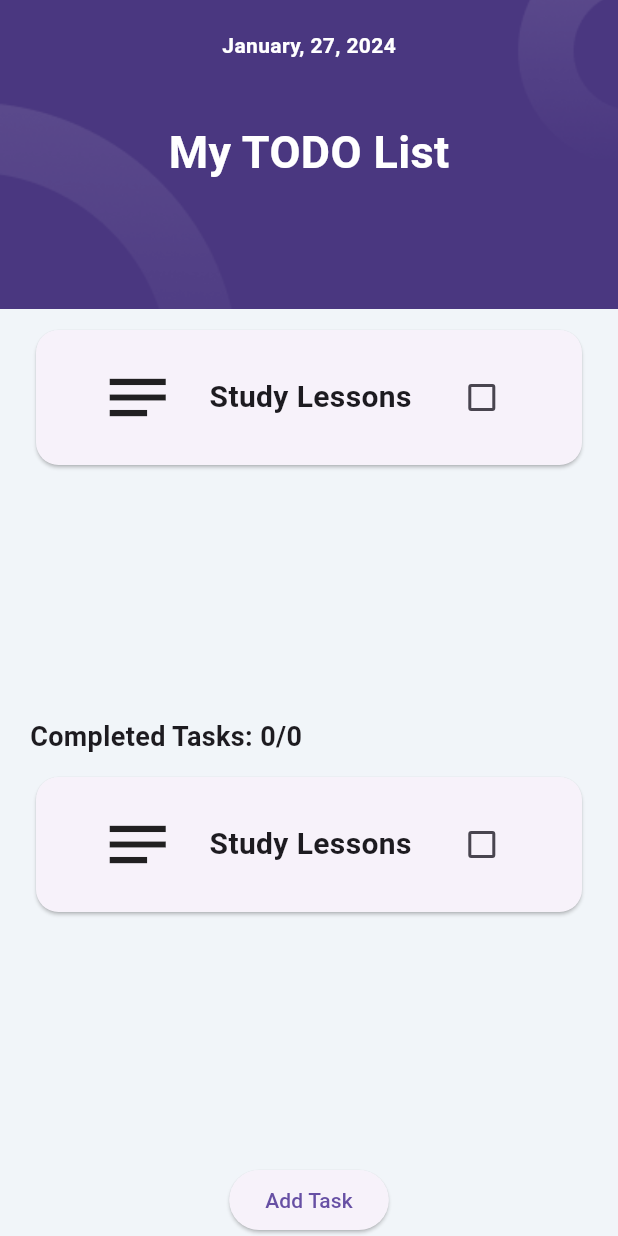
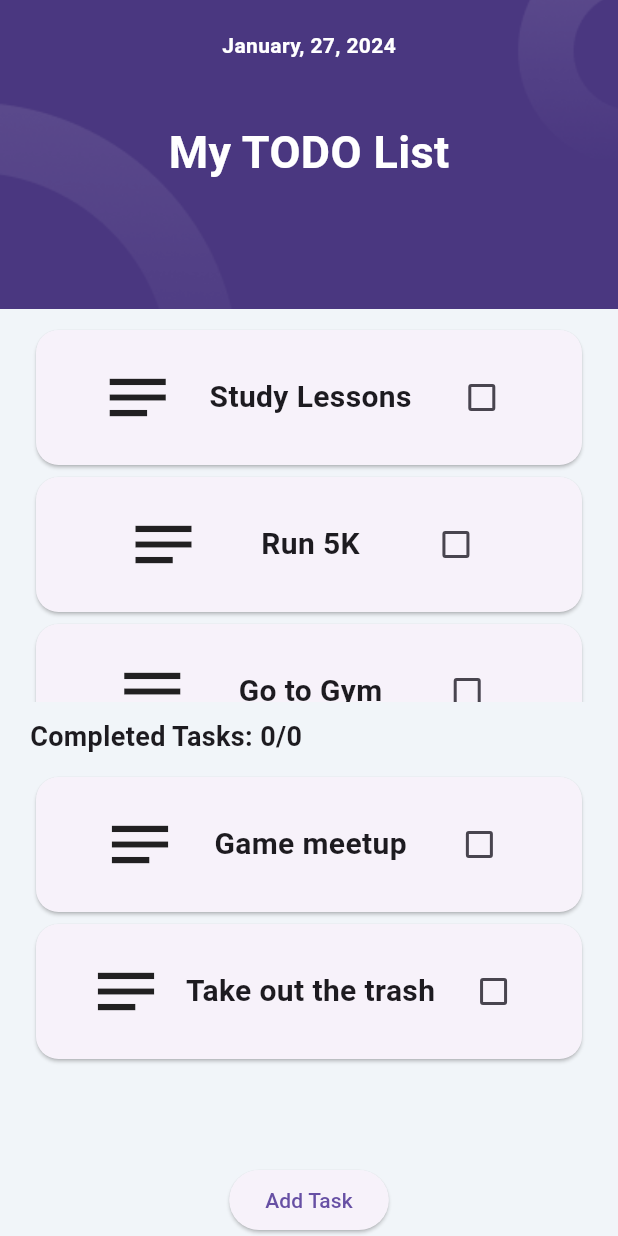
Before and after one commit to ArslanBaris/todo_app_flutter, a Flutter app: the screen it shows after launch, on a phone screen of 412 x 824 dp. Run offline on Flutter 3.47's test engine with Material 3 defaults, Android fonts, the phone set to English and light mode, and no system bars; our stand-ins replace hexcolor.

Commit message:
Custom widget and List Widget

```diff
--- a/lib/main.dart
+++ b/lib/main.dart
@@ -1,6 +1,7 @@
 import 'package:flutter/material.dart';
 import 'package:hexcolor/hexcolor.dart';
 import 'package:todo_app/constants/color.dart';
+import 'package:todo_app/todoItem.dart';
 
 void main() {
   runApp(const MyApp());
@@ -13,6 +14,8 @@ class MyApp extends StatefulWidget {
   State<MyApp> createState() => _MyAppState();
 }
 
+List<String> tasks = ["Study Lessons", "Run 5K", "Go to Gym"];
+List<String> completedTasks = ["Game meetup","Take out the trash"];
 class _MyAppState extends State<MyApp> {
   bool isChecked = false;
 
@@ -68,45 +71,15 @@ class _MyAppState extends State<MyApp> {
                 child: Padding(
                   padding: const EdgeInsets.fromLTRB(20.0, 10.0, 20.0, 10.0),
                   child: SingleChildScrollView(
-                    // to make the list scrollable
-                    child: Column(
-                      children: [
-                        Card(
-                          shape: RoundedRectangleBorder(
-                            // to make the card rounded
-                            borderRadius: BorderRadius.circular(15.0),
-                          ),
-                          child: Padding(
-                            padding: const EdgeInsets.all(20.0),
-                            child: Row(
-                                mainAxisAlignment:
-                                    MainAxisAlignment.spaceEvenly,
-                                children: [
-                                  const Icon(
-                                    Icons.notes_outlined,
-                                    size: 50,
-                                  ),
-                                  const Text(
-                                    "Study Lessons",
-                                    style: TextStyle(
-                                      fontWeight: FontWeight.bold,
-                                      fontSize: 20.0,
-                                    ),
-                                  ),
-                                  Checkbox(
-                                      value: isChecked,
-                                      onChanged: (value) => {
-                                            setState(() {
-                                              isChecked =
-                                                  value!; // ! means not null
-                                            })
-                                          })
-                                ]),
-                          ),
-                        ),
-                      ],
-                    ),
-                  ),
+                      // to make the list scrollable
+                      child: ListView.builder(
+                    primary: false,
+                    shrinkWrap: true,
+                    itemCount: tasks.length,
+                    itemBuilder: (context, index) {
+                      return TodoItem(title: tasks[index]);
+                    },
+                  )),
                 ),
               ),
               // COLUMN TITLE
@@ -128,42 +101,13 @@ class _MyAppState extends State<MyApp> {
                   padding: const EdgeInsets.fromLTRB(20.0, 10.0, 20.0, 10.0),
                   child: SingleChildScrollView(
                     // to make the list scrollable
-                    child: Column(
-                      children: [
-                        Card(
-                          shape: RoundedRectangleBorder(
-                            // to make the card rounded
-                            borderRadius: BorderRadius.circular(15.0),
-                          ),
-                          child: Padding(
-                            padding: const EdgeInsets.all(20.0),
-                            child: Row(
-                                mainAxisAlignment:
-                                    MainAxisAlignment.spaceEvenly,
-                                children: [
-                                  const Icon(
-                                    Icons.notes_outlined,
-                                    size: 50,
-                                  ),
-                                  const Text(
-                                    "Study Lessons",
-                                    style: TextStyle(
-                                      fontWeight: FontWeight.bold,
-                                      fontSize: 20.0,
-                                    ),
-                                  ),
-                                  Checkbox(
-                                      value: isChecked,
-                                      onChanged: (value) => {
-                                            setState(() {
-                                              isChecked =
-                                                  value!; // ! means not null
-                                            })
-                                          })
-                                ]),
-                          ),
-                        ),
-                      ],
+                    child: ListView.builder(
+                      primary: false,
+                      shrinkWrap: true,
+                      itemCount: completedTasks.length,
+                      itemBuilder: (context, index) {
+                        return TodoItem(title: completedTasks[index]);
+                      },
                     ),
                   ),
                 ),
--- /dev/null
+++ b/lib/todoItem.dart
@@ -0,0 +1,46 @@
+import 'package:flutter/material.dart';
+
+class TodoItem extends StatefulWidget {
+  const TodoItem({super.key, required this.title});
+  final String title;
+
+  @override
+  State<TodoItem> createState() => _TodoItemState();
+}
+
+class _TodoItemState extends State<TodoItem> {
+  bool isChecked = false;
+
+  @override
+  Widget build(BuildContext context) {
+    return Card(
+      shape: RoundedRectangleBorder(
+        // to make the card rounded
+        borderRadius: BorderRadius.circular(15.0),
+      ),
+      child: Padding(
+        padding: const EdgeInsets.all(20.0),
+        child: Row(mainAxisAlignment: MainAxisAlignment.spaceEvenly, children: [
+          const Icon(
+            Icons.notes_outlined,
+            size: 50,
+          ),
+          Text(
+            widget.title,
+            style: const TextStyle(
+              fontWeight: FontWeight.bold,
+              fontSize: 20.0,
+            ),
+          ),
+          Checkbox(
+              value: isChecked,
+              onChanged: (value) => {
+                    setState(() {
+                      isChecked = value!; // ! means not null
+                    })
+                  })
+        ]),
+      ),
+    );
+  }
+}
```
